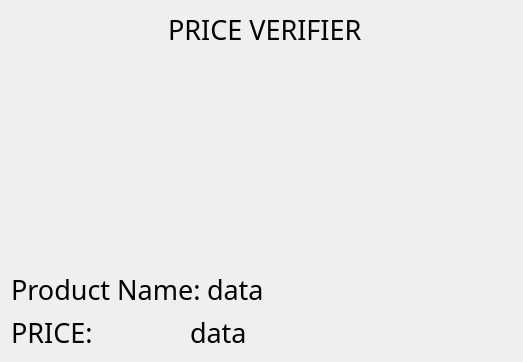
Before: the Qt Designer form widget.ui in joeric1028/Price-Verifier, drawn with Qt 5.
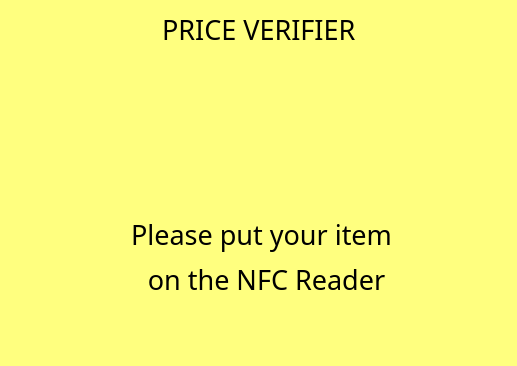
After: the same form once the commit is applied. The open tabs and pages were chosen to show the change. Icons and pictures are not drawn.

Diff of the .ui file:
```diff
--- a/widget.ui
+++ b/widget.ui
@@ -6,17 +6,25 @@
    <rect>
     <x>0</x>
     <y>0</y>
-    <width>523</width>
-    <height>362</height>
+    <width>517</width>
+    <height>366</height>
    </rect>
   </property>
+  <property name="maximumSize">
+   <size>
+    <width>517</width>
+    <height>366</height>
+   </size>
+  </property>
   <property name="windowTitle">
    <string>Widget</string>
   </property>
   <property name="styleSheet">
-   <string notr="true">background-image: url(:/img.png);</string>
+   <string notr="true">background-image: url(:/img.png);
+background-color: rgb(255, 255, 127);
+border-color: rgb(255, 255, 0);</string>
   </property>
-  <layout class="QGridLayout" name="gridLayout">
+  <layout class="QGridLayout" name="gridLayout_2">
    <item row="0" column="0">
     <spacer name="horizontalSpacer">
      <property name="orientation">
@@ -56,22 +64,29 @@
      </property>
     </spacer>
    </item>
-   <item row="1" column="0">
+   <item row="1" column="0" colspan="3">
+    <widget class="QStackedWidget" name="stackedWidget">
+     <property name="currentIndex">
+      <number>0</number>
+     </property>
+     <widget class="QWidget" name="page_product_details">
+      <layout class="QGridLayout" name="gridLayout_3">
+       <item row="0" column="0">
     <spacer name="verticalSpacer">
      <property name="orientation">
       <enum>Qt::Vertical</enum>
      </property>
      <property name="sizeHint" stdset="0">
       <size>
-       <width>20</width>
-       <height>221</height>
+           <width>17</width>
+           <height>202</height>
       </size>
      </property>
     </spacer>
    </item>
-   <item row="2" column="0" colspan="2">
-    <layout class="QHBoxLayout" name="horizontalLayout_2">
-     <item>
+       <item row="1" column="0">
+        <layout class="QGridLayout" name="gridLayout">
+         <item row="0" column="0" colspan="2">
       <widget class="QLabel" name="label_3">
        <property name="font">
         <font>
@@ -86,7 +101,7 @@
        </property>
       </widget>
      </item>
-     <item>
+         <item row="0" column="2">
       <widget class="QLabel" name="productData">
        <property name="font">
         <font>
@@ -101,11 +116,7 @@
        </property>
       </widget>
      </item>
-    </layout>
-   </item>
-   <item row="3" column="0" colspan="2">
-    <layout class="QHBoxLayout" name="horizontalLayout">
-     <item>
+         <item row="1" column="0">
       <widget class="QLabel" name="label_4">
        <property name="font">
         <font>
@@ -120,7 +131,7 @@
        </property>
       </widget>
      </item>
-     <item>
+         <item row="1" column="2">
       <widget class="QLabel" name="priceData">
        <property name="font">
         <font>
@@ -136,6 +147,60 @@
       </widget>
      </item>
     </layout>
+       </item>
+      </layout>
+     </widget>
+     <widget class="QWidget" name="page_verify">
+      <widget class="QLabel" name="label_5">
+       <property name="geometry">
+        <rect>
+         <x>80</x>
+         <y>160</y>
+         <width>341</width>
+         <height>41</height>
+        </rect>
+       </property>
+       <property name="font">
+        <font>
+         <family>Gill Sans Ultra Bold Condensed</family>
+         <pointsize>20</pointsize>
+         <weight>50</weight>
+         <bold>false</bold>
+        </font>
+       </property>
+       <property name="text">
+        <string>Please put your item</string>
+       </property>
+       <property name="alignment">
+        <set>Qt::AlignCenter</set>
+       </property>
+      </widget>
+      <widget class="QLabel" name="label_6">
+       <property name="geometry">
+        <rect>
+         <x>130</x>
+         <y>210</y>
+         <width>251</width>
+         <height>31</height>
+        </rect>
+       </property>
+       <property name="font">
+        <font>
+         <family>Gill Sans Ultra Bold Condensed</family>
+         <pointsize>20</pointsize>
+         <weight>50</weight>
+         <bold>false</bold>
+        </font>
+       </property>
+       <property name="text">
+        <string>on the NFC Reader</string>
+       </property>
+       <property name="alignment">
+        <set>Qt::AlignCenter</set>
+       </property>
+      </widget>
+     </widget>
+    </widget>
    </item>
   </layout>
  </widget>
```
Left out of the diff: 2 changed lines with no effect on the pictures. Lines whose indentation alone changed are shown as unchanged.
